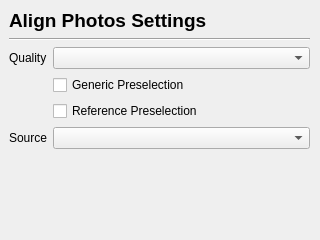
The window that AutoFTG/gui_designs/diaAddNewChunkBatchSetAlign.ui (bilkos/AutoFTG-Scripts_Metashape-Pro) describes before a commit, drawn with Qt 5.
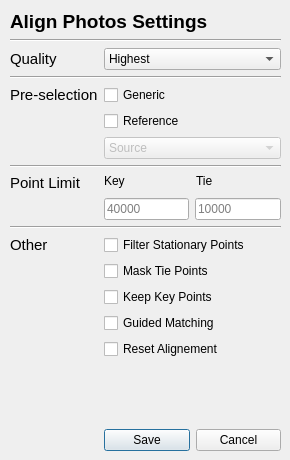
The same window after the commit. Icons and pictures are not drawn.

Commit message: Preparations for settings dialogs

```diff
--- a/AutoFTG/gui_designs/diaAddNewChunkBatchSetAlign.ui
+++ b/AutoFTG/gui_designs/diaAddNewChunkBatchSetAlign.ui
@@ -6,8 +6,8 @@
    <rect>
     <x>0</x>
     <y>0</y>
-    <width>320</width>
-    <height>240</height>
+    <width>290</width>
+    <height>460</height>
    </rect>
   </property>
   <property name="windowTitle">
@@ -16,10 +16,10 @@
   <widget class="QWidget" name="formLayoutWidget">
    <property name="geometry">
     <rect>
-     <x>-1</x>
-     <y>-1</y>
-     <width>321</width>
-     <height>241</height>
+     <x>0</x>
+     <y>0</y>
+     <width>291</width>
+     <height>461</height>
     </rect>
    </property>
    <layout class="QFormLayout" name="formLayout">
@@ -37,6 +37,12 @@
     </property>
     <item row="0" column="0" colspan="2">
      <widget class="QLabel" name="label_4">
+      <property name="sizePolicy">
+       <sizepolicy hsizetype="Preferred" vsizetype="Maximum">
+        <horstretch>0</horstretch>
+        <verstretch>0</verstretch>
+       </sizepolicy>
+      </property>
       <property name="font">
        <font>
         <family>Segoe UI</family>
@@ -46,51 +52,295 @@
        </font>
       </property>
       <property name="text">
-       <string>Align Photos Settings</string>
+       <string notr="true">Align Photos Settings</string>
+      </property>
+     </widget>
+    </item>
+    <item row="1" column="0" colspan="2">
+     <widget class="Line" name="line">
+      <property name="orientation">
+       <enum>Qt::Horizontal</enum>
       </property>
      </widget>
     </item>
     <item row="2" column="0">
      <widget class="QLabel" name="label">
+      <property name="font">
+       <font>
+        <family>Segoe UI</family>
+        <pointsize>11</pointsize>
+       </font>
+      </property>
       <property name="text">
-       <string>Quality</string>
+       <string notr="true">Quality</string>
       </property>
      </widget>
     </item>
     <item row="2" column="1">
-     <widget class="QComboBox" name="comboBox"/>
+     <widget class="QComboBox" name="comboBox">
+      <property name="currentText">
+       <string notr="true">Highest</string>
+      </property>
+      <item>
+       <property name="text">
+        <string notr="true">Highest</string>
+       </property>
+      </item>
+      <item>
+       <property name="text">
+        <string notr="true">High</string>
+       </property>
+      </item>
+      <item>
+       <property name="text">
+        <string notr="true">Medium</string>
+       </property>
+      </item>
+      <item>
+       <property name="text">
+        <string notr="true">Low</string>
+       </property>
+      </item>
+      <item>
+       <property name="text">
+        <string notr="true">Lowest</string>
+       </property>
+      </item>
+     </widget>
     </item>
-    <item row="5" column="1">
-     <widget class="QComboBox" name="comboBox_2"/>
-    </item>
-    <item row="1" column="0" colspan="2">
-     <widget class="Line" name="line">
+    <item row="3" column="0" colspan="2">
+     <widget class="Line" name="line_2">
       <property name="orientation">
        <enum>Qt::Horizontal</enum>
       </property>
      </widget>
     </item>
-    <item row="3" column="1">
-     <widget class="QCheckBox" name="checkBox">
-      <property name="text">
-       <string>Generic Preselection</string>
-      </property>
-     </widget>
-    </item>
-    <item row="5" column="0">
+    <item row="4" column="0">
      <widget class="QLabel" name="label_2">
+      <property name="font">
+       <font>
+        <family>Segoe UI</family>
+        <pointsize>11</pointsize>
+       </font>
+      </property>
       <property name="text">
-       <string>Source</string>
+       <string notr="true">Pre-selection</string>
       </property>
      </widget>
     </item>
     <item row="4" column="1">
+     <widget class="QCheckBox" name="checkBox">
+      <property name="text">
+       <string notr="true">Generic</string>
+      </property>
+     </widget>
+    </item>
+    <item row="5" column="1">
      <widget class="QCheckBox" name="checkBox_2">
       <property name="text">
-       <string>Reference Preselection</string>
+       <string notr="true">Reference</string>
       </property>
      </widget>
     </item>
+    <item row="6" column="1">
+     <widget class="QComboBox" name="comboBox_2">
+      <property name="enabled">
+       <bool>false</bool>
+      </property>
+      <property name="currentText">
+       <string notr="true">Source</string>
+      </property>
+      <item>
+       <property name="text">
+        <string>Source</string>
+       </property>
+      </item>
+      <item>
+       <property name="text">
+        <string>Estimated</string>
+       </property>
+      </item>
+      <item>
+       <property name="text">
+        <string>Sequential</string>
+       </property>
+      </item>
+     </widget>
+    </item>
+    <item row="7" column="0" colspan="2">
+     <widget class="Line" name="line_5">
+      <property name="orientation">
+       <enum>Qt::Horizontal</enum>
+      </property>
+     </widget>
+    </item>
+    <item row="8" column="0">
+     <widget class="QLabel" name="label_3">
+      <property name="font">
+       <font>
+        <family>Segoe UI</family>
+        <pointsize>11</pointsize>
+       </font>
+      </property>
+      <property name="text">
+       <string notr="true">Point Limit</string>
+      </property>
+     </widget>
+    </item>
+    <item row="8" column="1">
+     <layout class="QHBoxLayout" name="horizontalLayout_2">
+      <item>
+       <widget class="QLabel" name="label_6">
+        <property name="sizePolicy">
+         <sizepolicy hsizetype="Preferred" vsizetype="Maximum">
+          <horstretch>0</horstretch>
+          <verstretch>0</verstretch>
+         </sizepolicy>
+        </property>
+        <property name="text">
+         <string notr="true">Key</string>
+        </property>
+       </widget>
+      </item>
+      <item>
+       <widget class="QLabel" name="label_5">
+        <property name="sizePolicy">
+         <sizepolicy hsizetype="Preferred" vsizetype="Maximum">
+          <horstretch>0</horstretch>
+          <verstretch>0</verstretch>
+         </sizepolicy>
+        </property>
+        <property name="text">
+         <string notr="true">Tie</string>
+        </property>
+       </widget>
+      </item>
+     </layout>
+    </item>
+    <item row="9" column="1">
+     <layout class="QHBoxLayout" name="horizontalLayout">
+      <item>
+       <widget class="QLineEdit" name="lineEdit_2">
+        <property name="placeholderText">
+         <string notr="true">40000</string>
+        </property>
+       </widget>
+      </item>
+      <item>
+       <widget class="QLineEdit" name="lineEdit">
+        <property name="placeholderText">
+         <string notr="true">10000</string>
+        </property>
+       </widget>
+      </item>
+     </layout>
+    </item>
+    <item row="10" column="0" colspan="2">
+     <widget class="Line" name="line_4">
+      <property name="orientation">
+       <enum>Qt::Horizontal</enum>
+      </property>
+     </widget>
+    </item>
+    <item row="11" column="0">
+     <widget class="QLabel" name="label_7">
+      <property name="font">
+       <font>
+        <family>Segoe UI</family>
+        <pointsize>11</pointsize>
+       </font>
+      </property>
+      <property name="text">
+       <string notr="true">Other</string>
+      </property>
+     </widget>
+    </item>
+    <item row="11" column="1">
+     <widget class="QCheckBox" name="checkBox_3">
+      <property name="text">
+       <string notr="true">Filter Stationary Points</string>
+      </property>
+     </widget>
+    </item>
+    <item row="12" column="1">
+     <widget class="QCheckBox" name="checkBox_4">
+      <property name="text">
+       <string notr="true">Mask Tie Points</string>
+      </property>
+     </widget>
+    </item>
+    <item row="13" column="1">
+     <widget class="QCheckBox" name="checkBox_5">
+      <property name="text">
+       <string notr="true">Keep Key Points</string>
+      </property>
+     </widget>
+    </item>
+    <item row="14" column="1">
+     <widget class="QCheckBox" name="checkBox_6">
+      <property name="text">
+       <string notr="true">Guided Matching</string>
+      </property>
+     </widget>
+    </item>
+    <item row="15" column="1">
+     <widget class="QCheckBox" name="checkBox_7">
+      <property name="text">
+       <string notr="true">Reset Alignement</string>
+      </property>
+     </widget>
+    </item>
+    <item row="16" column="1">
+     <spacer name="verticalSpacer">
+      <property name="orientation">
+       <enum>Qt::Vertical</enum>
+      </property>
+      <property name="sizeHint" stdset="0">
+       <size>
+        <width>20</width>
+        <height>40</height>
+       </size>
+      </property>
+     </spacer>
+    </item>
+    <item row="17" column="1">
+     <layout class="QHBoxLayout" name="horizontalLayout_3">
+      <item>
+       <widget class="QPushButton" name="pushButton_2">
+        <property name="text">
+         <string notr="true">Save</string>
+        </property>
+        <property name="icon">
+         <iconset resource="../qtresources.qrc">
+          <normaloff>:/icons/icons8-save-as-50.png</normaloff>:/icons/icons8-save-as-50.png</iconset>
+        </property>
+        <property name="iconSize">
+         <size>
+          <width>20</width>
+          <height>20</height>
+         </size>
+        </property>
+       </widget>
+      </item>
+      <item>
+       <widget class="QPushButton" name="pushButton">
+        <property name="text">
+         <string notr="true">Cancel</string>
+        </property>
+        <property name="icon">
+         <iconset resource="../qtresources.qrc">
+          <normaloff>:/icons/icons8-close-window-50.png</normaloff>:/icons/icons8-close-window-50.png</iconset>
+        </property>
+        <property name="iconSize">
+         <size>
+          <width>20</width>
+          <height>20</height>
+         </size>
+        </property>
+       </widget>
+      </item>
+     </layout>
+    </item>
    </layout>
   </widget>
  </widget>
```
Left out of the diff: 23 changed lines with no effect on the pictures. The commit also changes 2 other files.
